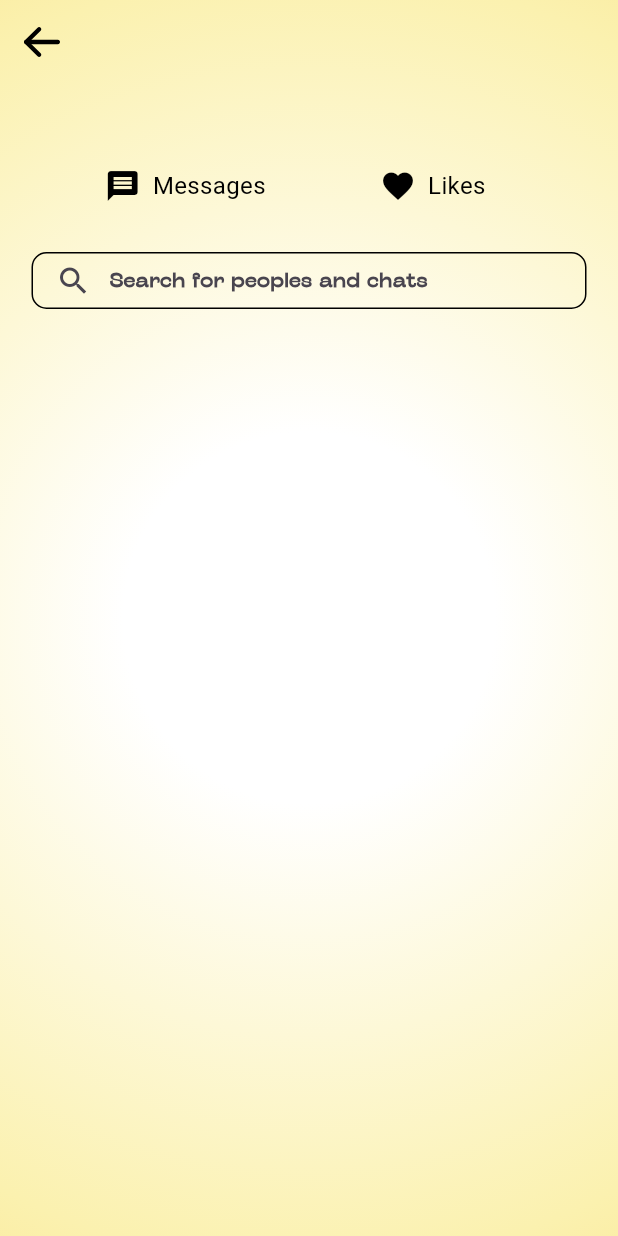
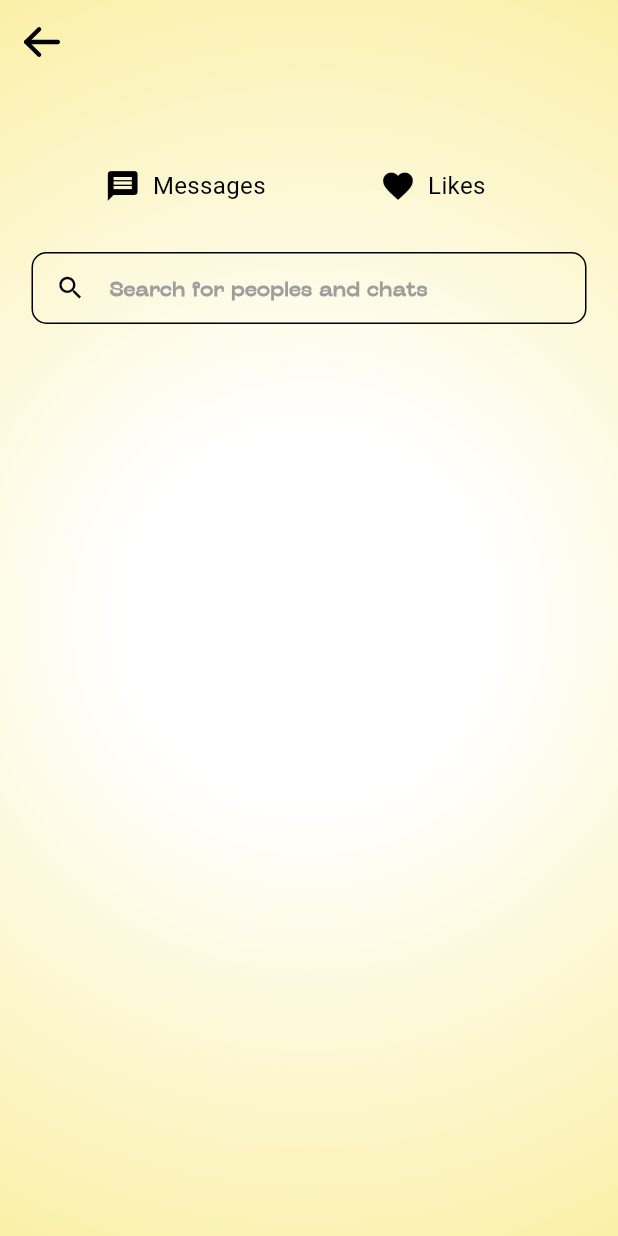
Before and after one commit to TerkumaAmos/datting_app, a Flutter app: the screen it shows after launch, on a phone screen of 412 x 824 dp. Run offline on Flutter 3.47's test engine with Material 3 defaults, Android fonts, the phone set to English and light mode, and no system bars; our stand-ins replace dotted_border, flutter_svg, go_router, google_fonts, iconsax_flutter, smooth_page_indicator.

Commit message:
Refactor CustomInput in MessageScreen for improved search functionality: updated input type to text, adjusted height, and refined icon handling.

```diff
--- a/lib/features/shared /presentation/screens/message_Screen.dart
+++ b/lib/features/shared /presentation/screens/message_Screen.dart
@@ -78,17 +78,18 @@ class _MessageScreenState extends State<MessageScreen> {
                 ),
                 SizedBox(height: 20),
                 CustomInput(
-
-                  width: 370,
-     height: 38,
-                  controller: searchController,type: InputType.email,
-                      hintText: 'Search for peoples and chats',hintFontFamily: 'Regular',hintFontSize: 13,
-                      keyboardType: TextInputType.emailAddress,
-                      borderRadius: 10,
-                      prefixIcon: Icon(Icons.search),
-
-                     // suffixIconSvgPath: Iconsax.search_favorite,
-                      )
+  width: 370,
+  height: 48, // Increased height to avoid clipping
+  controller: searchController,
+  type: InputType.text, // Changed to text for search
+  hintText: 'Search for peoples and chats',
+  hintFontFamily: 'Regular', // Ensure this font is registered
+  hintFontSize: 13,
+  keyboardType: TextInputType.text,
+  borderRadius: 10,
+  prefixIcon: const Icon(Icons.search, size: 20, color: AppColors.black),
+  validator: (value) => null, // Disable validation for search
+)
               ],
             ),
           ],
--- a/lib/shared/widgets/inputs/app_inputs.dart
+++ b/lib/shared/widgets/inputs/app_inputs.dart
@@ -21,19 +21,19 @@ class CustomInput extends StatefulWidget {
   final bool enabled;
   final int? maxLines;
   final int? minLines;
-  final String? prefixIconSvgPath; // SVG path for prefix icon
-  final String? prefixIconSvgPath1; // Second SVG path for prefix icon
-  final Icon? prefixIcon; // New: Custom Icon for prefix
-  final String? suffixIconSvgPath; // SVG path for suffix icon
-  final Icon? suffixIcon; // New: Custom Icon for suffix
+  final String? prefixIconSvgPath;
+  final String? prefixIconSvgPath1;
+  final Icon? prefixIcon;
+  final String? suffixIconSvgPath;
+  final Icon? suffixIcon;
   final double? prefixIconWidth;
   final double? prefixIconHeight;
   final double? suffixIconWidth;
   final double? suffixIconHeight;
   final double? borderRadius;
   final TextInputType? keyboardType;
-  final double? width; // From previous request
-  final double? height; // From previous request
+  final double? width;
+  final double? height;
 
   const CustomInput({
     super.key,
@@ -56,9 +56,9 @@ class CustomInput extends StatefulWidget {
     this.minLines,
     this.prefixIconSvgPath,
     this.prefixIconSvgPath1,
-    this.prefixIcon, // New: Custom Icon for prefix
+    this.prefixIcon,
     this.suffixIconSvgPath,
-    this.suffixIcon, // New: Custom Icon for suffix
+    this.suffixIcon,
     this.prefixIconWidth,
     this.prefixIconHeight,
     this.suffixIconWidth,
@@ -77,25 +77,39 @@ class _CustomInputState extends State<CustomInput> {
   bool _obscureText = true;
 
   @override
+  void initState() {
+    super.initState();
+    widget.controller.addListener(() {
+      print('Controller text: ${widget.controller.text}'); // Debug input
+    });
+  }
+
+  @override
   Widget build(BuildContext context) {
     final isPassword = widget.type == InputType.password;
 
     final inputField = TextFormField(
       controller: widget.controller,
       obscureText: isPassword ? _obscureText : false,
+      style: TextStyle(
+        fontFamily: widget.hintFontFamily ?? 'Regular',
+        fontSize: widget.hintFontSize ?? 13.0,
+        color: Colors.black,
+      ),
       decoration: InputDecoration(
         hintText: widget.hintText,
         hintStyle: TextStyle(
           fontFamily: widget.hintFontFamily ?? 'Bold',
           fontSize: widget.hintFontSize,
           fontWeight: FontWeight.bold,
+          color: Colors.grey,
         ),
         prefixIcon: _getPrefixIcon(),
         suffixIcon: _getSuffixIcon(),
         filled: true,
         fillColor: Colors.transparent,
         contentPadding: const EdgeInsets.symmetric(
-          vertical: 16,
+          vertical: 8,
           horizontal: 16,
         ),
         border: OutlineInputBorder(
@@ -116,8 +130,8 @@ class _CustomInputState extends State<CustomInput> {
       autofocus: widget.autofocus,
       readOnly: widget.readOnly,
       enabled: widget.enabled,
-      maxLines: isPassword ? 1 : widget.maxLines,
-      minLines: widget.minLines,
+      maxLines: isPassword ? 1 : (widget.maxLines ?? 1),
+      minLines: widget.minLines ?? 1,
       autocorrect: !isPassword,
       enableSuggestions: !isPassword,
       autofillHints: widget.type == InputType.email ? null : null,
@@ -150,22 +164,20 @@ class _CustomInputState extends State<CustomInput> {
   }
 
   Widget? _getPrefixIcon() {
-    // Prioritize custom Icon if provided
     if (widget.prefixIcon != null) {
       return Padding(
-        padding: const EdgeInsets.only(left: 16.0, right: 8.0),
+        padding: const EdgeInsets.only(left: 8.0, right: 4.0),
         child: widget.prefixIcon,
       );
     }
 
-    // Fallback to SVG icons if provided
     if (widget.prefixIconSvgPath != null || widget.prefixIconSvgPath1 != null) {
       return Row(
         mainAxisSize: MainAxisSize.min,
         children: [
           if (widget.prefixIconSvgPath != null)
             Padding(
-              padding: const EdgeInsets.only(left: 16.0, right: 8.0),
+              padding: const EdgeInsets.only(left: 8.0, right: 4.0),
               child: SvgPicture.asset(
                 widget.prefixIconSvgPath!,
                 width: widget.prefixIconWidth,
@@ -174,7 +186,7 @@ class _CustomInputState extends State<CustomInput> {
             ),
           if (widget.prefixIconSvgPath1 != null)
             Padding(
-              padding: const EdgeInsets.only(right: 8.0),
+              padding: const EdgeInsets.only(right: 4.0),
               child: SvgPicture.asset(
                 widget.prefixIconSvgPath1!,
                 width: widget.prefixIconWidth,
@@ -189,15 +201,13 @@ class _CustomInputState extends State<CustomInput> {
   }
 
   Widget? _getSuffixIcon() {
-    // Prioritize custom Icon for suffix if provided and not a password field
     if (widget.suffixIcon != null && widget.type != InputType.password) {
       return Padding(
-        padding: const EdgeInsets.symmetric(horizontal: 16),
+        padding: const EdgeInsets.symmetric(horizontal: 8),
         child: widget.suffixIcon,
       );
     }
 
-    // Handle password field toggle icon
     if (widget.type == InputType.password) {
       return IconButton(
         icon: widget.suffixIcon != null
@@ -215,10 +225,9 @@ class _CustomInputState extends State<CustomInput> {
       );
     }
 
-    // Fallback to SVG suffix icon if provided
     if (widget.suffixIconSvgPath != null) {
       return Padding(
-        padding: const EdgeInsets.symmetric(horizontal: 16),
+        padding: const EdgeInsets.symmetric(horizontal: 8),
         child: SvgPicture.asset(
           widget.suffixIconSvgPath!,
           width: widget.suffixIconWidth,
```
